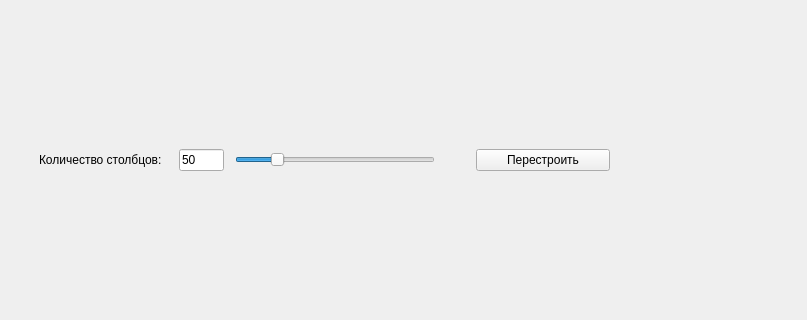
relaxesemind/Recognite, file Recognite/diagramwindow.ui: the form before one commit; both pictures show x 0 to 807 and y 144 to 464 of the 900 by 600 pixel window.
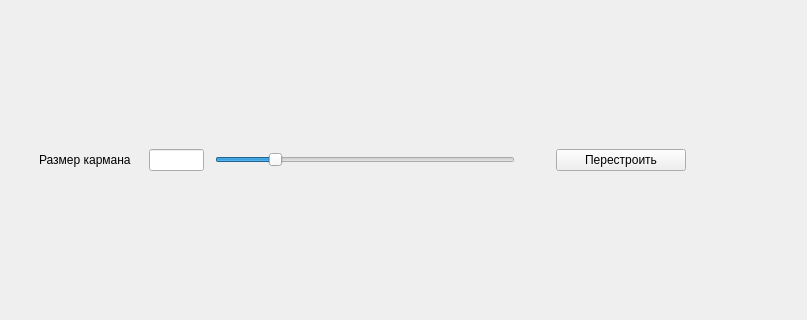
The form after the commit.

The edit to the form file:
```diff
--- a/Recognite/diagramwindow.ui
+++ b/Recognite/diagramwindow.ui
@@ -42,20 +42,32 @@
           <rect>
            <x>30</x>
            <y>20</y>
-           <width>571</width>
+           <width>647</width>
            <height>26</height>
           </rect>
          </property>
          <layout class="QHBoxLayout" name="horizontalLayout">
           <item>
            <widget class="QLabel" name="label">
+            <property name="minimumSize">
+             <size>
+              <width>90</width>
+              <height>0</height>
+             </size>
+            </property>
             <property name="text">
-             <string>Количество столбцов: </string>
+             <string>Размер кармана</string>
             </property>
            </widget>
           </item>
           <item>
            <widget class="QLineEdit" name="lineEdit">
+            <property name="minimumSize">
+             <size>
+              <width>55</width>
+              <height>0</height>
+             </size>
+            </property>
             <property name="maximumSize">
              <size>
               <width>45</width>
@@ -63,7 +75,10 @@
              </size>
             </property>
             <property name="text">
-             <string>50</string>
+             <string/>
+            </property>
+            <property name="readOnly">
+             <bool>true</bool>
             </property>
            </widget>
           </item>
@@ -85,6 +100,12 @@
           </item>
           <item>
            <widget class="QSlider" name="horizontalSlider">
+            <property name="minimumSize">
+             <size>
+              <width>300</width>
+              <height>0</height>
+             </size>
+            </property>
             <property name="maximumSize">
              <size>
               <width>200</width>
```
Left out of the diff: 2 changed lines with no effect on the pictures.
